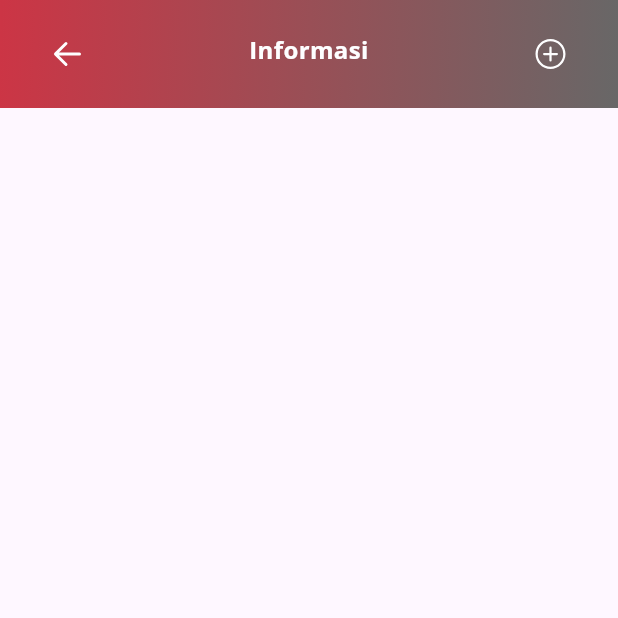
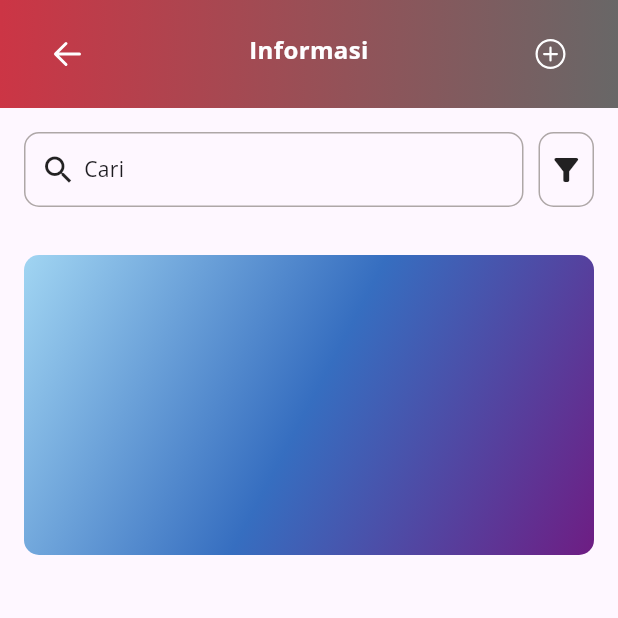
Before and after one commit to Tim-Matriks/my_dorm_mobile, a Flutter app: the ListInformasiPage screen opened directly, on a phone screen of 412 x 824 dp, the top half of it. Run offline on Flutter 3.47's test engine with Material 3 defaults, Android fonts, the phone set to English and light mode, and no system bars; our stand-ins replace fluentui_system_icons, font_awesome_flutter, table_calendar.

Commit message:
Membuat design awal halaman informasi

```diff
--- a/lib/screens/admin/apps/list/list_informasi_page.dart
+++ b/lib/screens/admin/apps/list/list_informasi_page.dart
@@ -1,14 +1,67 @@
 import 'package:flutter/material.dart';
 import 'package:my_dorm/components/appbar_page.dart';
+import 'package:my_dorm/constant/constant.dart';
 
 class ListInformasiPage extends StatelessWidget {
   const ListInformasiPage({super.key});
 
   @override
   Widget build(BuildContext context) {
-    return  Scaffold(
+    return Scaffold(
         body: Column(children: [
-      AppBarPage(title: 'Informasi', onAdd: (){},),
+      AppBarPage(
+        title: 'Informasi',
+        onAdd: () {},
+      ),
+      Padding(
+        padding: const EdgeInsets.all(16.0),
+        child: Row(
+          children: [
+            Expanded(
+              flex: 9,
+              child: Container(
+                height: 50,
+                padding: EdgeInsets.symmetric(horizontal: 10),
+                decoration: BoxDecoration(
+                  borderRadius: BorderRadius.circular(10),
+                  border: Border.all(color: kGrey),
+                ),
+                child: Row(
+                  children: [
+                    Icon(Icons.search),
+                    SizedBox(
+                      width: 5,
+                    ),
+                    Text('Cari')
+                  ],
+                ),
+              ),
+            ),
+            SizedBox(
+              width: 10,
+            ),
+            Expanded(
+              flex: 1,
+              child: Container(
+                  height: 50,
+                  decoration: BoxDecoration(
+                    borderRadius: BorderRadius.circular(10),
+                    border: Border.all(color: kGrey),
+                  ),
+                  child: Icon(Icons.filter_alt)),
+            ),
+          ],
+        ),
+      ),
+      Padding(
+        padding: const EdgeInsets.all(16.0),
+        child: Container(
+          height: 200,
+          decoration: BoxDecoration(
+              gradient: kGradientBlue, borderRadius: BorderRadius.circular(10)),
+        ),
+        // TODO: Melengkapi isi card
+      )
     ]));
   }
 }
```
